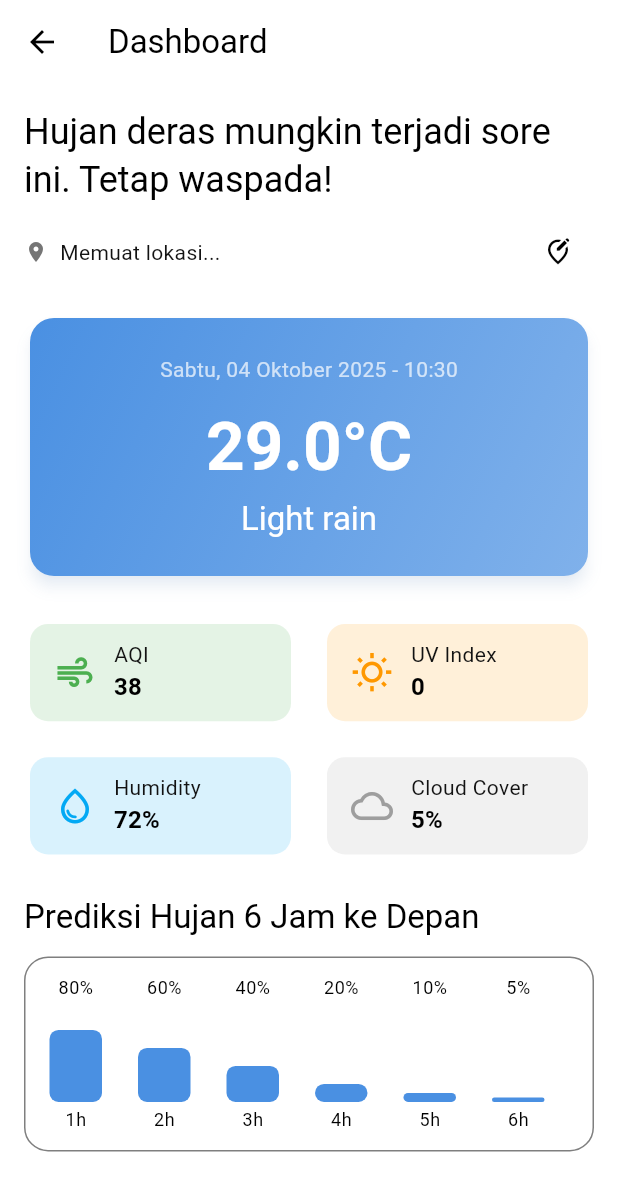
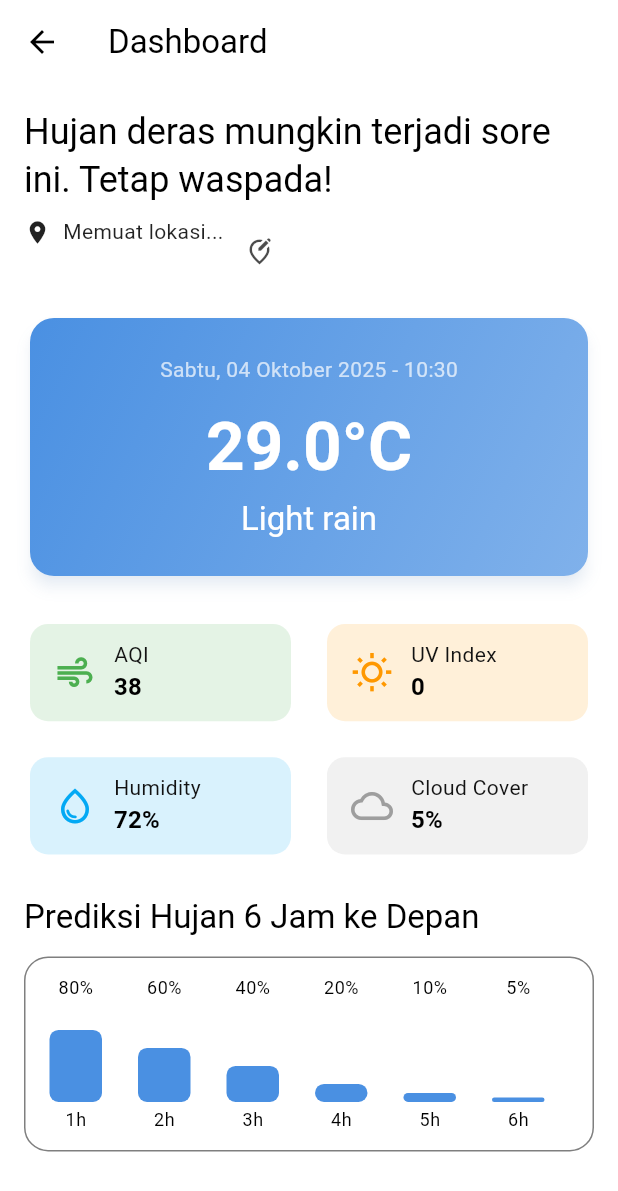
Before and after one commit to yuu740/titik-kondisi-app-weather, a Flutter app: the DashboardScreen screen opened directly, on a phone screen of 412 x 824 dp. Shown: the top 1191 px of the screen. Run offline on Flutter 3.47's test engine with Material 3 defaults, Android fonts, the phone set to English and light mode, and no system bars; our stand-ins replace geocoding, geolocator, permission_handler, shared_preferences; accounts and stored records are empty; statements that could not run were skipped.

Commit message:
fix (screen) : adjust color and responsive

```diff
--- a/lib/screens/dashboard_screen.dart
+++ b/lib/screens/dashboard_screen.dart
@@ -146,7 +146,11 @@ class _DashboardScreenState extends State<DashboardScreen> {
     );
   }
 
+  // --- WIDGET INI YANG DIMODIFIKASI ---
   Widget _buildHeader(ThemeData theme, LocationProvider locationProvider) {
+    final bool isDarkMode = theme.brightness == Brightness.dark;
+    final Color locationColor = isDarkMode ? Colors.white70 : Colors.black87;
+
     return AnimatedFadeSlide(
       delay: 100,
       child: Column(
@@ -155,23 +159,38 @@ class _DashboardScreenState extends State<DashboardScreen> {
           Text(DummyData.rainPrediction, style: theme.textTheme.headlineSmall),
           const SizedBox(height: 8),
           Row(
+            // Agar ikon dan tombol edit tetap di atas jika teks wrapping
+            crossAxisAlignment: CrossAxisAlignment.start,
             children: [
-              Icon(Icons.location_on, color: Colors.grey[600], size: 16),
+              Padding(
+                padding: const EdgeInsets.only(
+                  top: 2.0,
+                ), // Menyesuaikan posisi ikon
+                child: Icon(Icons.location_on, color: locationColor, size: 18),
+              ),
               const SizedBox(width: 8),
-              Expanded(
+              // Mengganti Expanded dengan Flexible agar teks bisa wrap
+              Flexible(
                 child: locationProvider.isLoading
-                    ? const Text("Memuat lokasi...")
+                    ? Text(
+                        "Memuat lokasi...",
+                        style: TextStyle(color: locationColor),
+                      )
                     : Text(
                         locationProvider.currentLocationName ??
                             "Lokasi tidak diketahui",
                         style: theme.textTheme.titleMedium?.copyWith(
-                          color: Colors.grey,
+                          color: locationColor,
                         ),
-                        overflow: TextOverflow.ellipsis,
+                        // Text akan otomatis wrap jika tidak muat
                       ),
               ),
               IconButton(
-                icon: const Icon(Icons.edit_location_alt_outlined, size: 20),
+                icon: Icon(
+                  Icons.edit_location_alt_outlined,
+                  size: 20,
+                  color: locationColor.withOpacity(0.7),
+                ),
                 onPressed: () => _showSearchDialog(context),
               ),
             ],
@@ -283,13 +302,12 @@ class _DashboardScreenState extends State<DashboardScreen> {
     );
   }
 
-  // FIX: Mengganti Row dengan ListView horizontal untuk mengatasi overflow
   Widget _buildRainForecast(BuildContext context) {
     final theme = Theme.of(context);
     return AnimatedFadeSlide(
       delay: 500,
       child: Container(
-        height: 130, // Sedikit menambah tinggi untuk padding
+        height: 130,
         decoration: BoxDecoration(
           color: theme.cardColor.withOpacity(0.8),
           borderRadius: BorderRadius.circular(16),
@@ -312,11 +330,11 @@ class _DashboardScreenState extends State<DashboardScreen> {
                 const SizedBox(height: 4),
                 Expanded(
                   child: Container(
-                    width: 35, // Lebar bar
+                    width: 35,
                     alignment: Alignment.bottomCenter,
                     child: Container(
                       width: 35,
-                      height: entry.value * 60, // Ketinggian bar dinamis
+                      height: entry.value * 60,
                       decoration: BoxDecoration(
                         color: theme.primaryColor,
                         borderRadius: const BorderRadius.all(
```
